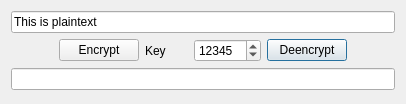
Above: qtencrangermaindialog.ui from richelbilderbeek/Encranger before the change. Below: the same form after it.
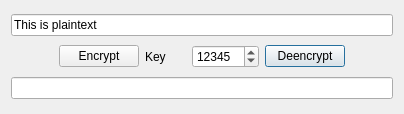
That is the form after the change. Icons and pictures are not drawn.

```diff
--- a/qtencrangermaindialog.ui
+++ b/qtencrangermaindialog.ui
@@ -6,8 +6,8 @@
    <rect>
     <x>0</x>
     <y>0</y>
-    <width>406</width>
-    <height>104</height>
+    <width>404</width>
+    <height>114</height>
    </rect>
   </property>
   <property name="windowTitle">
```
Left out of the diff: 8 changed lines with no effect on the pictures.
